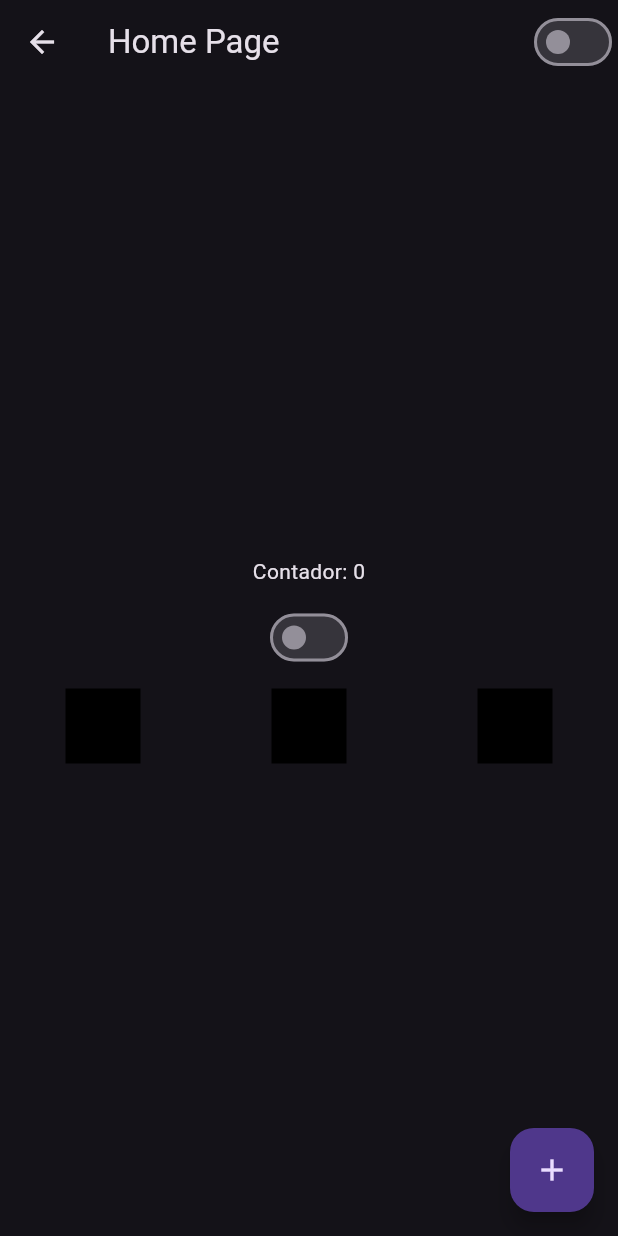
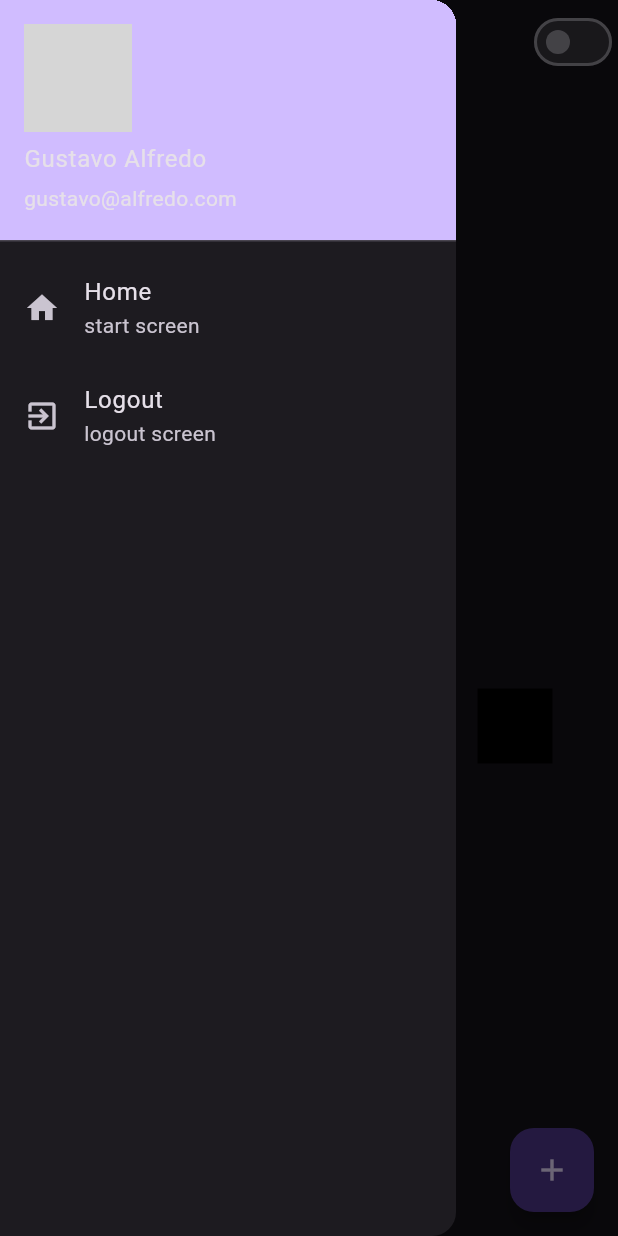
Before and after one commit to Gustavocorrea0/flutter-fundamentals-course, a Flutter app: the HomePage screen opened by its route, with the side drawer open (before the commit the screen has no drawer), on a phone screen of 412 x 824 dp. Run offline on Flutter 3.47's test engine with Material 3 defaults, Android fonts, the phone set to English and light mode, and no system bars; network calls fail; grey boxes are pictures that could not be loaded.

```diff
--- a/lib/home_page.dart
+++ b/lib/home_page.dart
@@ -15,6 +15,35 @@ class HomePageState extends State<HomePage>{
   @override
   Widget build(BuildContext context) {
     return Scaffold(
+      drawer: Drawer( // menu lateral
+        child: Column(
+          children: [
+            UserAccountsDrawerHeader(
+              currentAccountPicture: ClipRRect(
+                borderRadius: BorderRadiusGeometry.circular(40),
+                child: Image.network("https://www.signaturefineart.com/cdn/shop/files/Homer-Simpson-Patrice-Murciano-47299831.jpg?v=1743369512&width=1445"),
+              ),
+              accountName: Text("Gustavo Alfredo"),
+              accountEmail: Text("gustavo@alfredo.com")),
+            ListTile(
+              leading: Icon(Icons.home), // icone home
+              title: Text("Home"),
+              subtitle: Text("start screen"),
+              onTap: (){
+                print("Home");
+              },
+            ),
+            ListTile(
+              leading: Icon(Icons.exit_to_app), // icone home
+              title: Text("Logout"),
+              subtitle: Text("logout screen"),
+              onTap: (){
+                Navigator.of(context).pushReplacementNamed("/");
+              },
+            )
+          ],
+        ),
+      ),
       appBar: AppBar(
         title: Text("Home Page"),
         actions: [
```
